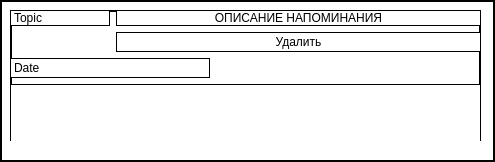
Old version of the form project/layout/ui/task.ui in the repository Regasands/reg-clock.
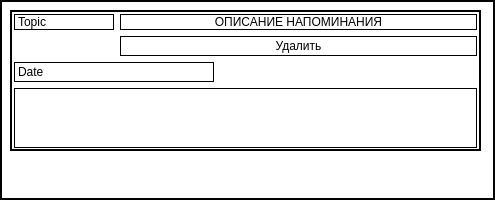
New version of the form.

```diff
--- a/project/layout/ui/task.ui
+++ b/project/layout/ui/task.ui
@@ -7,7 +7,7 @@
     <x>0</x>
     <y>0</y>
     <width>495</width>
-    <height>162</height>
+    <height>200</height>
    </rect>
   </property>
   <property name="windowTitle">
@@ -24,10 +24,22 @@
      <x>10</x>
      <y>10</y>
      <width>471</width>
-     <height>131</height>
+     <height>141</height>
     </rect>
    </property>
    <layout class="QGridLayout" name="gridLayout">
+    <property name="leftMargin">
+     <number>4</number>
+    </property>
+    <property name="topMargin">
+     <number>4</number>
+    </property>
+    <property name="rightMargin">
+     <number>4</number>
+    </property>
+    <property name="bottomMargin">
+     <number>4</number>
+    </property>
     <item row="0" column="0">
      <widget class="QLabel" name="topicLabel">
       <property name="maximumSize">
@@ -108,9 +120,16 @@
         <height>60</height>
        </size>
       </property>
+      <property name="maximumSize">
+       <size>
+        <width>16777215</width>
+        <height>60</height>
+       </size>
+      </property>
       <property name="styleSheet">
        <string notr="true">border: 1px solid black;
 color: black;
+height: 60;
 </string>
       </property>
      </widget>
```
